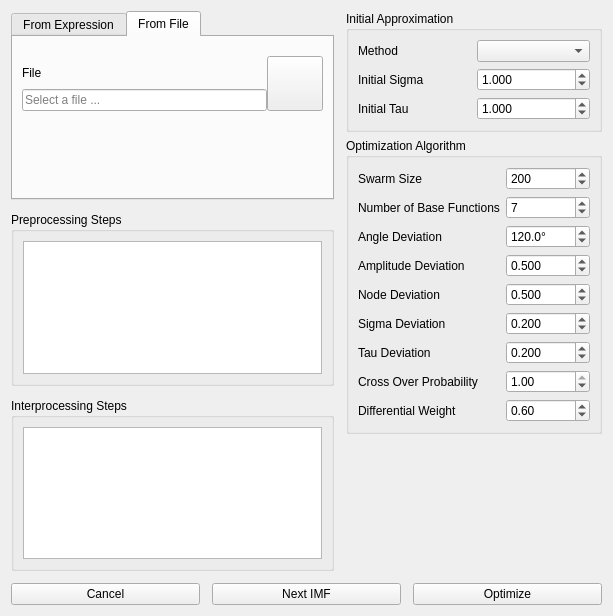
ralphtandetzky/decompose_imf, file gui_main_window.ui: the form before one commit.
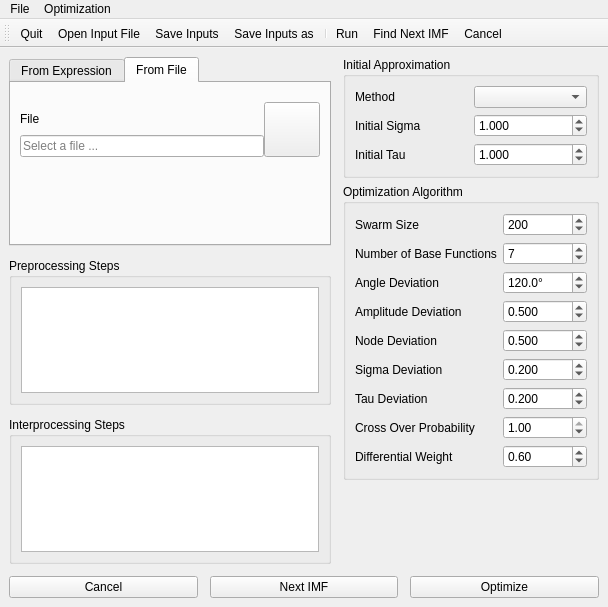
The form after the commit. The open tabs and pages were chosen to show the change. Icons and pictures are not drawn.

Commit message: The gui::MainWindow is now a QMainWindow, not QWidget. Reworked gui with actions.

What changed in the file:
```diff
--- a/gui_main_window.ui
+++ b/gui_main_window.ui
@@ -1,15 +1,19 @@
 <?xml version="1.0" encoding="UTF-8"?>
 <ui version="4.0">
  <class>gui::MainWindow</class>
- <widget class="QWidget" name="gui::MainWindow">
+ <widget class="QMainWindow" name="gui::MainWindow">
   <property name="geometry">
    <rect>
     <x>0</x>
     <y>0</y>
-    <width>613</width>
-    <height>616</height>
+    <width>608</width>
+    <height>607</height>
    </rect>
   </property>
+  <property name="windowTitle">
+   <string>MainWindow</string>
+  </property>
+  <widget class="QWidget" name="centralWidget">
   <property name="windowTitle">
    <string>Decompose IMF</string>
   </property>
@@ -634,6 +638,97 @@
    </item>
   </layout>
  </widget>
+  <widget class="QMenuBar" name="menubar">
+   <property name="geometry">
+    <rect>
+     <x>0</x>
+     <y>0</y>
+     <width>608</width>
+     <height>25</height>
+    </rect>
+   </property>
+   <widget class="QMenu" name="menuFile">
+    <property name="title">
+     <string>File</string>
+    </property>
+    <addaction name="actionOpenInputFile"/>
+    <addaction name="actionSaveInputs"/>
+    <addaction name="actionSaveInputsAs"/>
+    <addaction name="separator"/>
+    <addaction name="actionQuit"/>
+   </widget>
+   <widget class="QMenu" name="menuOptimization">
+    <property name="title">
+     <string>Optimization</string>
+    </property>
+    <addaction name="actionRun"/>
+    <addaction name="actionNextImf"/>
+    <addaction name="actionCancel"/>
+   </widget>
+   <addaction name="menuFile"/>
+   <addaction name="menuOptimization"/>
+  </widget>
+  <widget class="QToolBar" name="toolBar">
+   <property name="windowTitle">
+    <string>toolBar</string>
+   </property>
+   <attribute name="toolBarArea">
+    <enum>TopToolBarArea</enum>
+   </attribute>
+   <attribute name="toolBarBreak">
+    <bool>false</bool>
+   </attribute>
+   <addaction name="actionQuit"/>
+   <addaction name="actionOpenInputFile"/>
+   <addaction name="actionSaveInputs"/>
+   <addaction name="actionSaveInputsAs"/>
+   <addaction name="separator"/>
+   <addaction name="actionRun"/>
+   <addaction name="actionNextImf"/>
+   <addaction name="actionCancel"/>
+  </widget>
+  <action name="actionQuit">
+   <property name="text">
+    <string>Quit</string>
+   </property>
+  </action>
+  <action name="actionSaveInputs">
+   <property name="text">
+    <string>Save Inputs</string>
+   </property>
+   <property name="shortcut">
+    <string>Ctrl+S</string>
+   </property>
+  </action>
+  <action name="actionSaveInputsAs">
+   <property name="text">
+    <string>Save Inputs as...</string>
+   </property>
+  </action>
+  <action name="actionOpenInputFile">
+   <property name="text">
+    <string>Open Input File</string>
+   </property>
+   <property name="shortcut">
+    <string>Ctrl+O</string>
+   </property>
+  </action>
+  <action name="actionRun">
+   <property name="text">
+    <string>Run</string>
+   </property>
+  </action>
+  <action name="actionNextImf">
+   <property name="text">
+    <string>Find Next IMF</string>
+   </property>
+  </action>
+  <action name="actionCancel">
+   <property name="text">
+    <string>Cancel</string>
+   </property>
+  </action>
+ </widget>
  <tabstops>
   <tabstop>functionLineEdit</tabstop>
   <tabstop>xminSpinBox</tabstop>
```
Left out of the diff: 161 changed lines with no effect on the pictures. Lines whose indentation alone changed are shown as unchanged. The commit also changes 2 other files.
